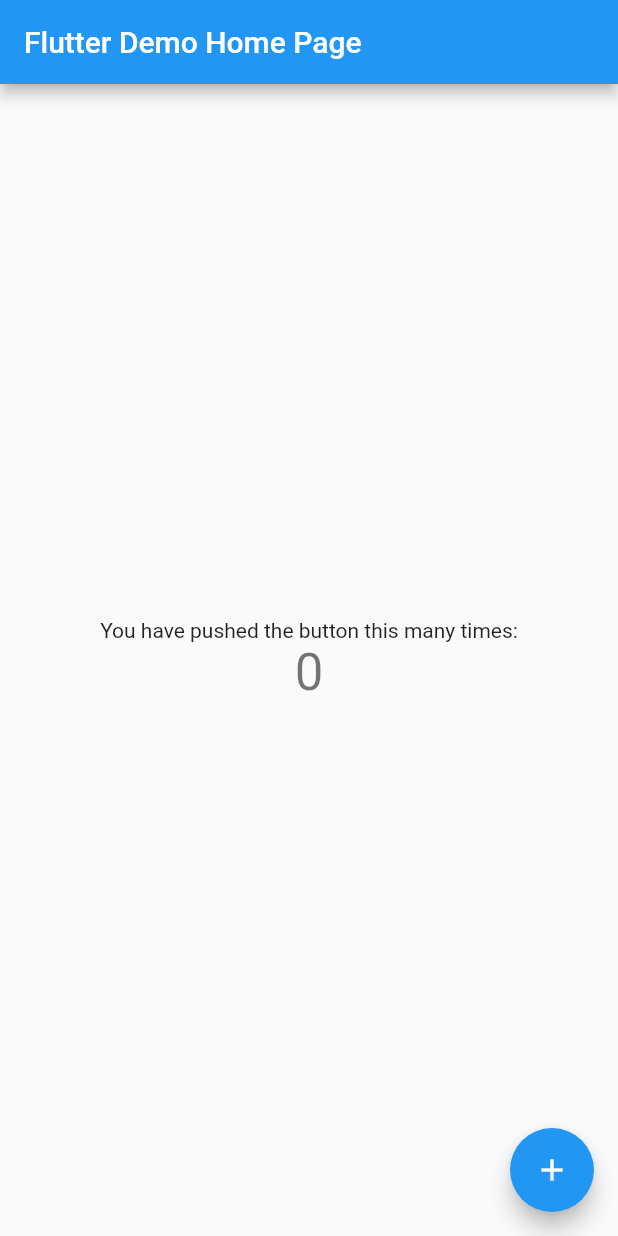
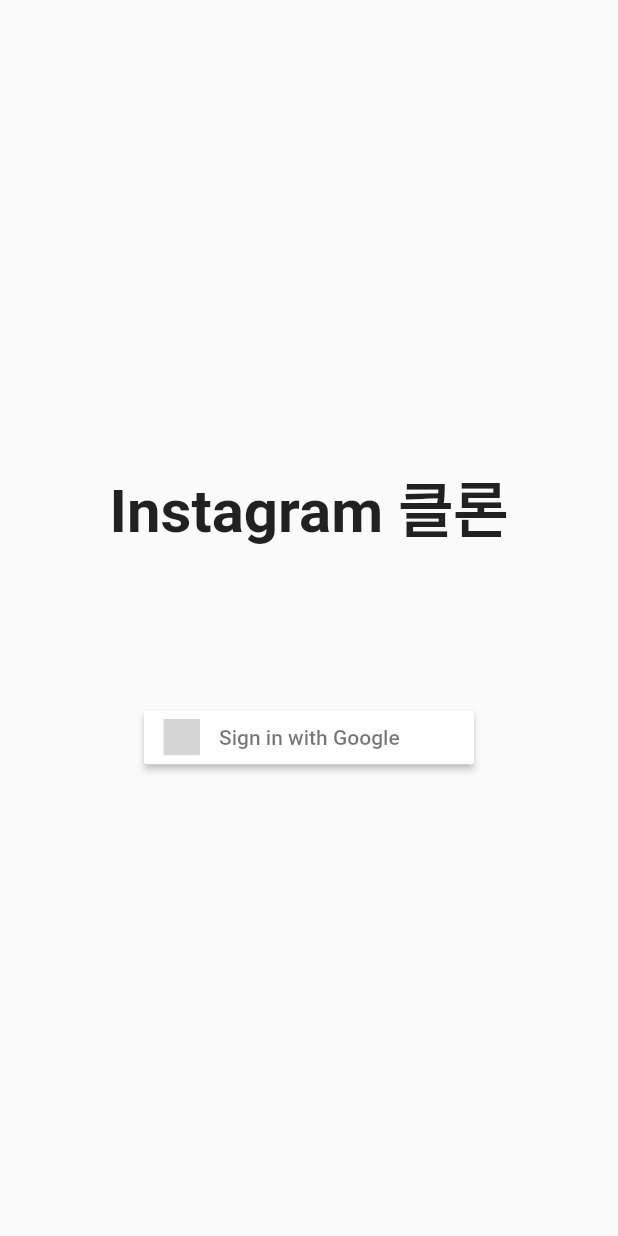
Before and after one commit to rucrazia/insta_flutter, a Flutter app: the screen it shows after launch, on a phone screen of 412 x 824 dp. Run offline on Flutter 3.47's test engine with Material 2 defaults, Android fonts, the phone set to English and light mode, and no system bars; our stand-ins replace firebase_auth, firebase_core, flutter_signin_button, google_sign_in, image_picker; accounts and stored records are empty; grey boxes are pictures that could not be loaded.

Commit message:
Sign-in (Firebase) 구현

```diff
--- /dev/null
+++ b/lib/login_page.dart
@@ -0,0 +1,47 @@
+import 'package:flutter/material.dart';
+import 'package:flutter_signin_button/button_list.dart';
+import 'package:flutter_signin_button/button_view.dart';
+import 'package:google_sign_in/google_sign_in.dart';
+import 'package:firebase_auth/firebase_auth.dart';
+import 'package:inf_insta/tab_page.dart';
+
+class LoginPage extends StatelessWidget {
+  final GoogleSignIn _googleSignIn = GoogleSignIn();
+  final FirebaseAuth _auth = FirebaseAuth.instance;
+
+  @override
+  Widget build(BuildContext context) {
+    return Scaffold(
+      body: Center(
+        child: Column(
+          mainAxisAlignment: MainAxisAlignment.center,
+          children: <Widget>[
+             Text('Instagram 클론',
+               style: TextStyle(fontSize:40.0, fontWeight: FontWeight.bold),
+             ),
+            Padding(padding: EdgeInsets.all(50.0),
+            ),
+            SignInButton(
+                Buttons.Google,
+                onPressed: (){
+                  signInGoogle();
+                }),
+          ],
+        ),
+      )
+    );
+  }
+
+  Future<UserCredential> signInGoogle() async {
+
+    final GoogleSignInAccount? googleUser = await GoogleSignIn().signIn();
+    final GoogleSignInAuthentication googleAuth = (await googleUser?.authentication)!;
+
+    final OAuthCredential credential = GoogleAuthProvider.credential(
+      accessToken: googleAuth?.accessToken,
+      idToken: googleAuth?.idToken,
+    );
+
+    return await FirebaseAuth.instance.signInWithCredential(credential);
+  }
+}
--- a/lib/main.dart
+++ b/lib/main.dart
@@ -1,6 +1,10 @@
 import 'package:flutter/material.dart';
+import 'package:inf_insta/root_page.dart';
+import 'package:firebase_core/firebase_core.dart';
 
-void main() {
+Future<void> main() async {
+  WidgetsFlutterBinding.ensureInitialized();
+  await Firebase.initializeApp();
   runApp(const MyApp());
 }
 
@@ -13,103 +17,12 @@ class MyApp extends StatelessWidget {
     return MaterialApp(
       title: 'Flutter Demo',
       theme: ThemeData(
-        // This is the theme of your application.
-        //
-        // Try running your application with "flutter run". You'll see the
-        // application has a blue toolbar. Then, without quitting the app, try
-        // changing the primarySwatch below to Colors.green and then invoke
-        // "hot reload" (press "r" in the console where you ran "flutter run",
-        // or simply save your changes to "hot reload" in a Flutter IDE).
-        // Notice that the counter didn't reset back to zero; the application
-        // is not restarted.
-        primarySwatch: Colors.blue,
+        primarySwatch:Colors.blue,
+        primaryColor: Colors.white,
+        accentColor: Colors.black
+
       ),
-      home: const MyHomePage(title: 'Flutter Demo Home Page'),
+      home: RootPage(),
     );
   }
 }
-
-class MyHomePage extends StatefulWidget {
-  const MyHomePage({Key? key, required this.title}) : super(key: key);
-
-  // This widget is the home page of your application. It is stateful, meaning
-  // that it has a State object (defined below) that contains fields that affect
-  // how it looks.
-
-  // This class is the configuration for the state. It holds the values (in this
-  // case the title) provided by the parent (in this case the App widget) and
-  // used by the build method of the State. Fields in a Widget subclass are
-  // always marked "final".
-
-  final String title;
-
-  @override
-  State<MyHomePage> createState() => _MyHomePageState();
-}
-
-class _MyHomePageState extends State<MyHomePage> {
-  int _counter = 0;
-
-  void _incrementCounter() {
-    setState(() {
-      // This call to setState tells the Flutter framework that something has
-      // changed in this State, which causes it to rerun the build method below
-      // so that the display can reflect the updated values. If we changed
-      // _counter without calling setState(), then the build method would not be
-      // called again, and so nothing would appear to happen.
-      _counter++;
-    });
-  }
-
-  @override
-  Widget build(BuildContext context) {
-    // This method is rerun every time setState is called, for instance as done
-    // by the _incrementCounter method above.
-    //
-    // The Flutter framework has been optimized to make rerunning build methods
-    // fast, so that you can just rebuild anything that needs updating rather
-    // than having to individually change instances of widgets.
-    return Scaffold(
-      appBar: AppBar(
-        // Here we take the value from the MyHomePage object that was created by
-        // the App.build method, and use it to set our appbar title.
-        title: Text(widget.title),
-      ),
-      body: Center(
-        // Center is a layout widget. It takes a single child and positions it
-        // in the middle of the parent.
-        child: Column(
-          // Column is also a layout widget. It takes a list of children and
-          // arranges them vertically. By default, it sizes itself to fit its
-          // children horizontally, and tries to be as tall as its parent.
-          //
-          // Invoke "debug painting" (press "p" in the console, choose the
-          // "Toggle Debug Paint" action from the Flutter Inspector in Android
-          // Studio, or the "Toggle Debug Paint" command in Visual Studio Code)
-          // to see the wireframe for each widget.
-          //
-          // Column has various properties to control how it sizes itself and
-          // how it positions its children. Here we use mainAxisAlignment to
-          // center the children vertically; the main axis here is the vertical
-          // axis because Columns are vertical (the cross axis would be
-          // horizontal).
-          mainAxisAlignment: MainAxisAlignment.center,
-          children: <Widget>[
-            const Text(
-              'You have pushed the button this many times:',
-            ),
-            Text(
-              '$_counter',
-              style: Theme.of(context).textTheme.headline4,
-            ),
-          ],
-        ),
-      ),
-      floatingActionButton: FloatingActionButton(
-        onPressed: _incrementCounter,
-        tooltip: 'Increment',
-        child: const Icon(Icons.add),
-      ), // This trailing comma makes auto-formatting nicer for build methods.
-    );
-  }
-}
--- /dev/null
+++ b/lib/root_page.dart
@@ -0,0 +1,25 @@
+import 'package:flutter/material.dart';
+import 'package:firebase_auth/firebase_auth.dart';
+import 'package:inf_insta/tab_page.dart';
+import 'login_page.dart';
+
+class RootPage extends StatelessWidget {
+
+  @override
+  Widget build(BuildContext context) {
+    return StreamBuilder<User?>(
+      stream: FirebaseAuth.instance.authStateChanges(),
+      builder: (BuildContext context, AsyncSnapshot<User?> snapshot) {
+        if (snapshot.connectionState == ConnectionState.waiting) {
+          return LoginPage();//const LoadingPage();
+        } else {
+          if (snapshot.hasData) {
+            return TabPage(snapshot.data!);
+          }
+          return LoginPage();
+        }
+      },
+    );
+
+  }
+}
--- a/pubspec.yaml
+++ b/pubspec.yaml
@@ -34,6 +34,10 @@ dependencies:
   # The following adds the Cupertino Icons font to your application.
   # Use with the CupertinoIcons class for iOS style icons.
   cupertino_icons: ^1.0.2
+  image_picker: ^0.8.4+11
+  flutter_signin_button: ^2.0.0
+  google_sign_in: ^5.2.4
+  firebase_auth: ^3.1.0
 
 dev_dependencies:
   flutter_test:
```
Also changed, not shown: lib/account_page.dart (added, +111 -0 lines), lib/create_page.dart (added, +74 -0 lines), lib/home_page.dart (added, +109 -0 lines), lib/search_page.dart (added, +48 -0 lines), lib/tab_page.dart (added, +53 -0 lines), pubspec.lock, 3 other files.
